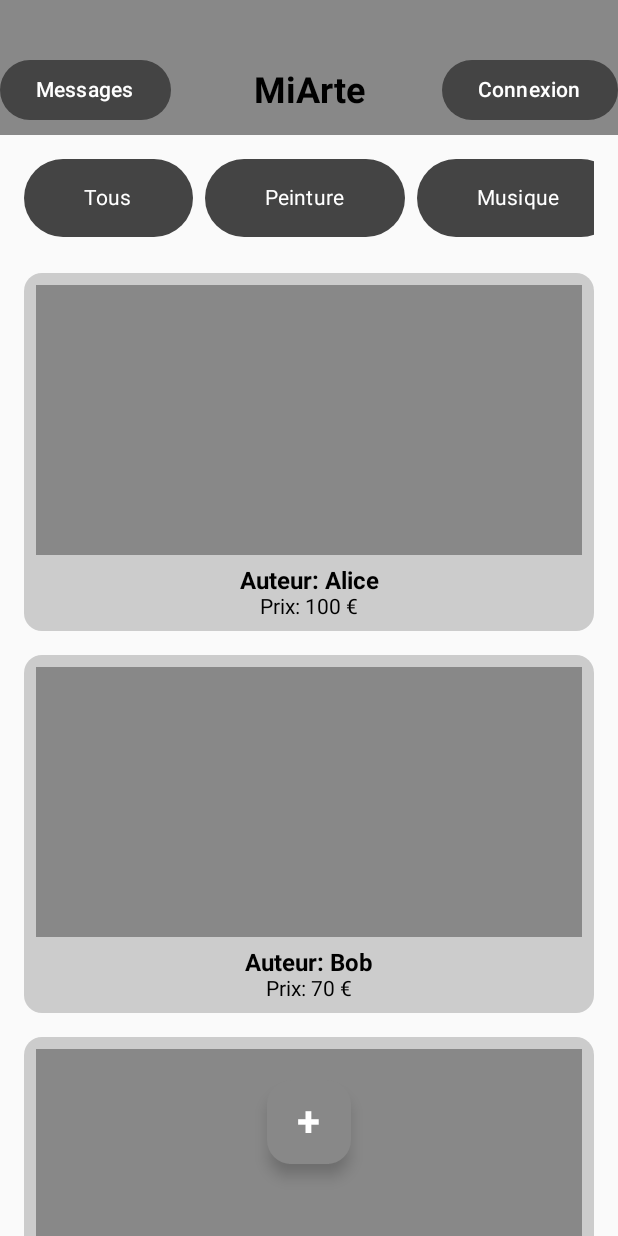
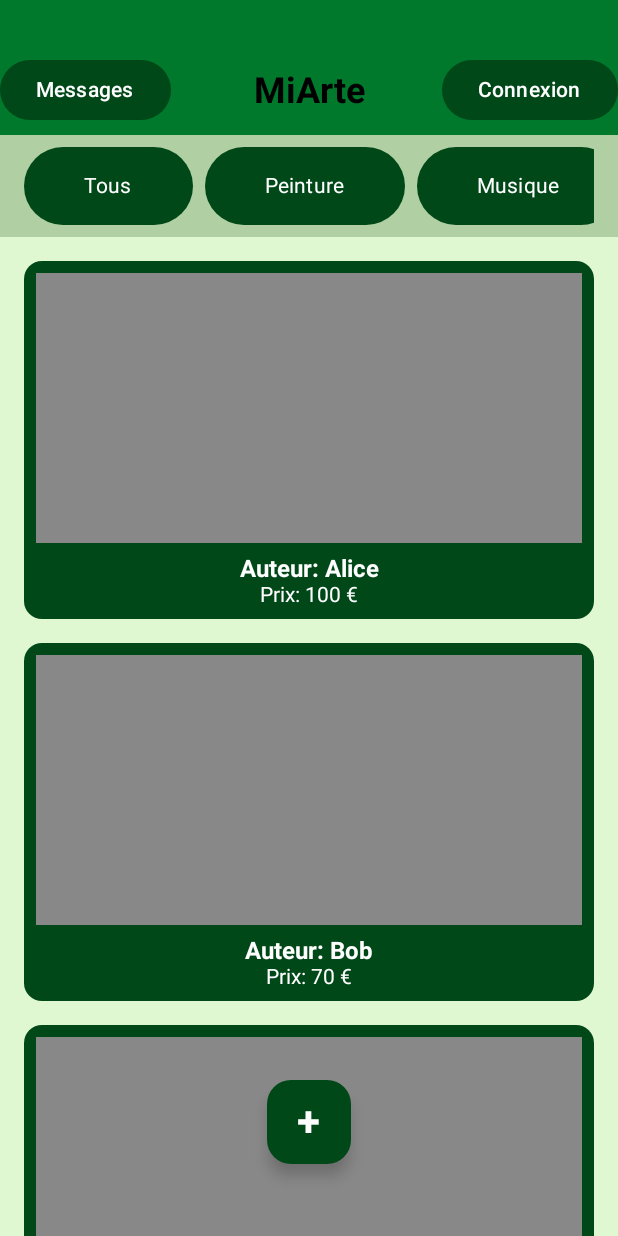
Before and after one commit to DyablOcOrps/8INF865A2025_Projet_DB_MM, an Android app built with Jetpack Compose: the screen it shows after launch (MainActivity), on a phone screen of 412 x 824 dp. Run offline under Robolectric (Android 15) with nearby library versions, the phone set to English and light mode, and no system bars.

Commit message:
Changement couleurs

```diff
--- a/MiArte/app/src/main/java/com/example/miarte/ui/components/BaseScreen.kt
+++ b/MiArte/app/src/main/java/com/example/miarte/ui/components/BaseScreen.kt
@@ -1,10 +1,12 @@
 package com.example.miarte.ui.components
 
+import androidx.compose.foundation.background
 import androidx.compose.foundation.layout.*
 import androidx.compose.runtime.Composable
 import androidx.compose.ui.Modifier
 import androidx.compose.ui.unit.dp
 import androidx.navigation.NavController
+import com.example.miarte.ui.theme.GreenBackground
 
 @Composable
 fun BaseScreen(
@@ -15,13 +17,12 @@ fun BaseScreen(
     content: @Composable () -> Unit
 ) {
     Box(
-        modifier = modifier.fillMaxSize()
+        modifier = modifier.fillMaxSize().background(GreenBackground)
     ) {
         Column(
             modifier = Modifier.fillMaxSize()
         ) {
             TopBarApp(navController, isConnexionPage = isConnexionPage, isMessagePage = isMessagePage)
-            Spacer(modifier = Modifier.height(8.dp))
             content()
         }
     }
--- a/MiArte/app/src/main/java/com/example/miarte/ui/components/TopBarApp.kt
+++ b/MiArte/app/src/main/java/com/example/miarte/ui/components/TopBarApp.kt
@@ -10,6 +10,8 @@ import androidx.compose.ui.unit.dp
 import androidx.compose.ui.unit.sp
 import androidx.compose.foundation.layout.*
 import androidx.navigation.NavController
+import com.example.miarte.ui.theme.GreenButton
+import com.example.miarte.ui.theme.GreenTopBar
 
 @Composable
 fun TopBarApp(navController: NavController,
@@ -17,7 +19,7 @@ fun TopBarApp(navController: NavController,
               isConnexionPage: Boolean = true,
               isMessagePage: Boolean = true) {
     Surface(
-        color = Color.Gray,
+        color = GreenTopBar,
         modifier = modifier
             .fillMaxWidth()
             .height(90.dp)
@@ -37,7 +39,7 @@ fun TopBarApp(navController: NavController,
             if (isConnexionPage) {
                 Button(
                     onClick = { navController.navigate("authentification") },
-                    colors = ButtonDefaults.buttonColors(containerColor = Color.DarkGray),
+                    colors = ButtonDefaults.buttonColors(containerColor = GreenButton),
                     modifier = Modifier
                         .align(Alignment.TopEnd)  // placé à droite et en haut
                         .padding(top = 36.dp)     // 🔽 descend un peu le bouton
@@ -54,7 +56,7 @@ fun TopBarApp(navController: NavController,
             if (isMessagePage) {
                 Button(
                     onClick = { navController.navigate("communication") },
-                    colors = ButtonDefaults.buttonColors(containerColor = Color.DarkGray),
+                    colors = ButtonDefaults.buttonColors(containerColor = GreenButton),
                     modifier = Modifier
                         .align(Alignment.TopStart)  // placé à gauche et en haut
                         .padding(top = 36.dp)     // 🔽 descend un peu le bouton
--- a/MiArte/app/src/main/java/com/example/miarte/ui/screens/DescriptionScreen.kt
+++ b/MiArte/app/src/main/java/com/example/miarte/ui/screens/DescriptionScreen.kt
@@ -21,6 +21,7 @@ import androidx.compose.ui.unit.sp
 import androidx.navigation.NavController
 import com.example.miarte.model.Art
 import com.example.miarte.ui.components.BaseScreen
+import com.example.miarte.ui.theme.GreenCategoryList
 
 @Composable
 fun DescriptionScreen(
--- a/MiArte/app/src/main/java/com/example/miarte/ui/screens/HomeScreen.kt
+++ b/MiArte/app/src/main/java/com/example/miarte/ui/screens/HomeScreen.kt
@@ -21,6 +21,8 @@ import com.example.miarte.ui.components.BaseScreen
 import com.example.miarte.viewmodel.MiArteViewModel
 import com.example.miarte.model.Art
 import com.example.miarte.model.Category
+import com.example.miarte.ui.theme.GreenButton
+import com.example.miarte.ui.theme.GreenCategoryList
 
 @Composable
 fun HomeScreen(
@@ -66,7 +68,10 @@ fun CategoryList(
     modifier: Modifier = Modifier
 ) {
     val categories = viewModel.categories
-
+    Surface(
+        color = GreenCategoryList,
+        modifier = modifier.fillMaxWidth() // Pour prendre toute la largeur dispo
+    ) {
         LazyRow(
             modifier = modifier.padding(horizontal = 16.dp, vertical = 8.dp),
             horizontalArrangement = Arrangement.spacedBy(8.dp)
@@ -79,6 +84,7 @@ fun CategoryList(
             }
         }
     }
+}
 
 @Composable
 fun CategoryChip(
@@ -87,7 +93,7 @@ fun CategoryChip(
 ) {
     Button(
         onClick = onClick,
-        colors = ButtonDefaults.buttonColors(containerColor = Color.DarkGray)
+        colors = ButtonDefaults.buttonColors(containerColor = GreenButton)
     ) {
         Text(
             text = category.name,
@@ -102,7 +108,7 @@ fun CategoryChip(
 fun ButtonAdd(navController: NavController) {
     FloatingActionButton(
         onClick = { navController.navigate("add_art") },
-        containerColor = Color.Gray,
+        containerColor = GreenButton,
         modifier = Modifier.padding(bottom = 24.dp)
     ) {
         Text(
@@ -123,7 +129,7 @@ fun ArtCard(art: Art, navController: NavController, modifier: Modifier = Modifie
             .clickable {
                 navController.navigate("art_description/${art.id}")
             },
-        colors = CardDefaults.cardColors(containerColor = Color.LightGray)
+        colors = CardDefaults.cardColors(containerColor = GreenButton)
     ) {
         Column(
             horizontalAlignment = Alignment.CenterHorizontally,
@@ -136,8 +142,8 @@ fun ArtCard(art: Art, navController: NavController, modifier: Modifier = Modifie
                     .background(Color.Gray)
             )
             Spacer(modifier = Modifier.height(8.dp))
-            Text("Auteur: ${art.author}", fontWeight = FontWeight.Bold, fontSize = 16.sp)
-            Text("Prix: ${art.price} €", fontSize = 14.sp)
+            Text("Auteur: ${art.author}", fontWeight = FontWeight.Bold, fontSize = 16.sp, color = Color.White)
+            Text("Prix: ${art.price} €", fontSize = 14.sp, color = Color.White)
         }
     }
 }
--- a/MiArte/app/src/main/java/com/example/miarte/ui/theme/Color.kt
+++ b/MiArte/app/src/main/java/com/example/miarte/ui/theme/Color.kt
@@ -9,3 +9,8 @@ val Pink80 = Color(0xFFEFB8C8)
 val Purple40 = Color(0xFF6650a4)
 val PurpleGrey40 = Color(0xFF625b71)
 val Pink40 = Color(0xFF7D5260)
+
+val GreenTopBar = Color(0xFF00792D)
+val GreenButton = Color(0xFF004818)
+val GreenCategoryList = Color(0xFFB0CFA2)
+val GreenBackground = Color(0xFFDFF8D1)
```
Also changed, not shown: MiArte/app/src/main/java/com/example/miarte/ui/theme/BasePage.kt (deleted, +0 -140 lines). Lines whose indentation alone changed are shown as unchanged.
